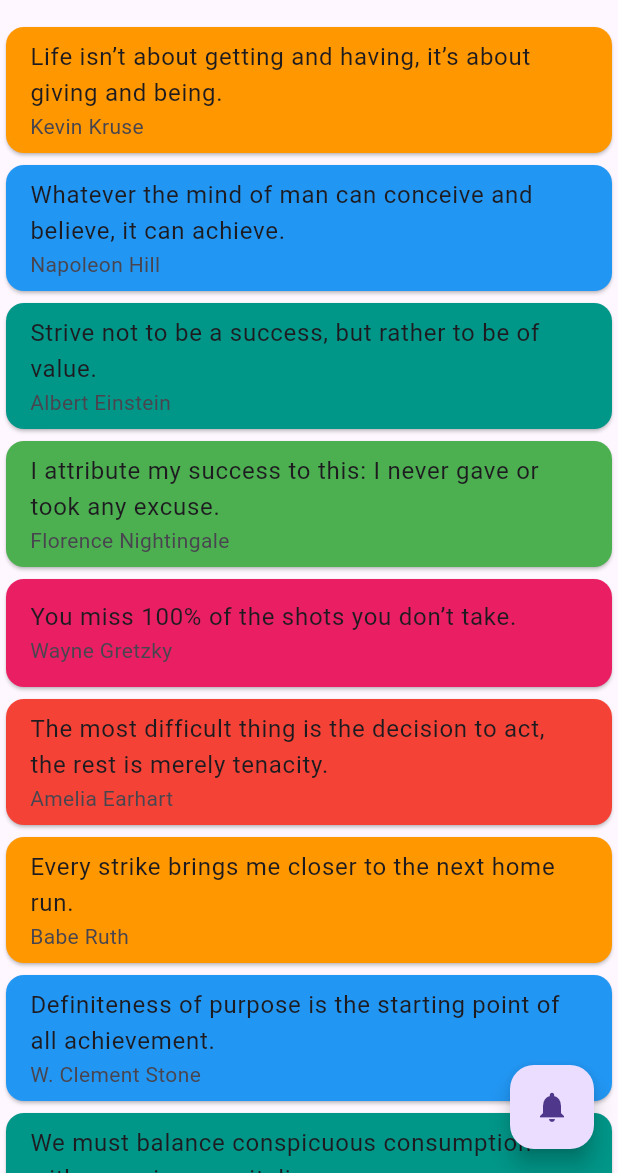
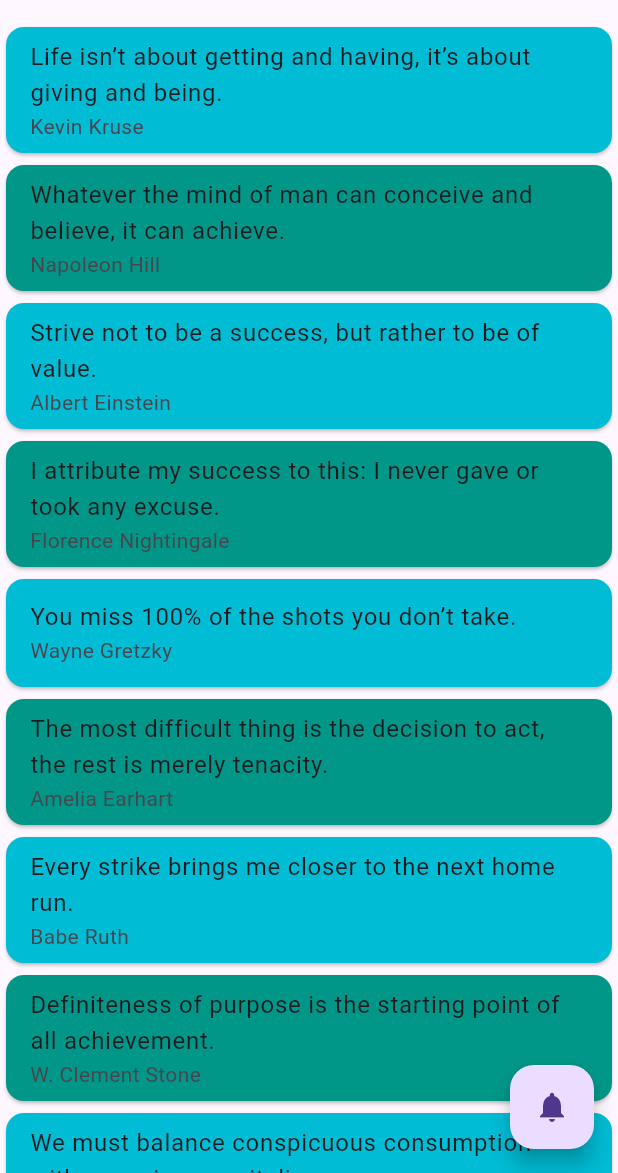
Before and after one commit to Shalu6634/quotes_task, a Flutter app: the QuotesModelApp screen opened by its route, on a phone screen of 412 x 824 dp, the part 63-1236 px from its top. Run offline on Flutter 3.47's test engine with Material 3 defaults, Android fonts, the phone set to English and light mode, and no system bars.

Commit message:
04-06-24

```diff
--- a/lib/utils/quotesList.dart
+++ b/lib/utils/quotesList.dart
@@ -24,10 +24,7 @@ class  QuoteModel
 }
 int index = 0;
 List colorList=[
-  Colors.orange,
-  Colors.blue,
+  Colors.cyan,
   Colors.teal,
-  Colors.green,
-  Colors.pink,
-  Colors.red
+
 ];
```
Also changed, not shown: lib/screens/ListView/ListViewPage.dart (+8 -3 lines).
